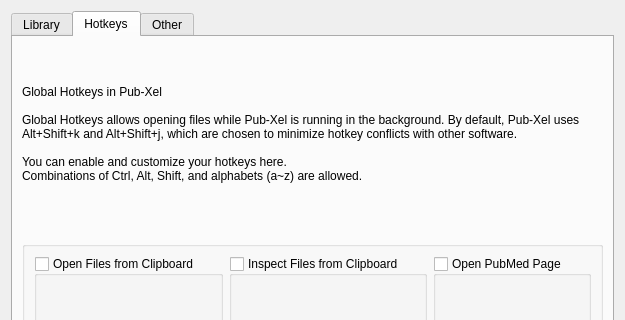
First picture: the form in ui/preferences.ui, repository crossing96/Pub-Xel, before the edit; both pictures show x 0 to 625 and y 0 to 320 of the 625 by 508 pixel window.
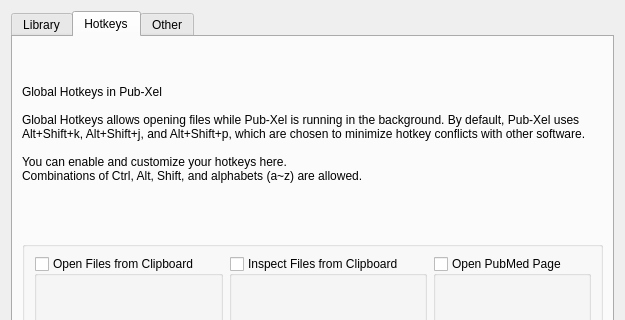
Second picture: the form after the edit.

What changed in the file:
```diff
--- a/ui/preferences.ui
+++ b/ui/preferences.ui
@@ -6,7 +6,7 @@
    <rect>
     <x>0</x>
     <y>0</y>
-    <width>580</width>
+    <width>610</width>
     <height>508</height>
    </rect>
   </property>
@@ -250,7 +250,7 @@
          <property name="text">
           <string>Global Hotkeys in Pub-Xel
 
-Global Hotkeys allows opening files while Pub-Xel is running in the background. By default, Pub-Xel uses Alt+Shift+k and Alt+Shift+j, which are chosen to minimize hotkey conflicts with other software.
+Global Hotkeys allows opening files while Pub-Xel is running in the background. By default, Pub-Xel uses Alt+Shift+k, Alt+Shift+j, and Alt+Shift+p, which are chosen to minimize hotkey conflicts with other software.
 
 You can enable and customize your hotkeys here. 
 Combinations of Ctrl, Alt, Shift, and alphabets (a~z) are allowed.
```
